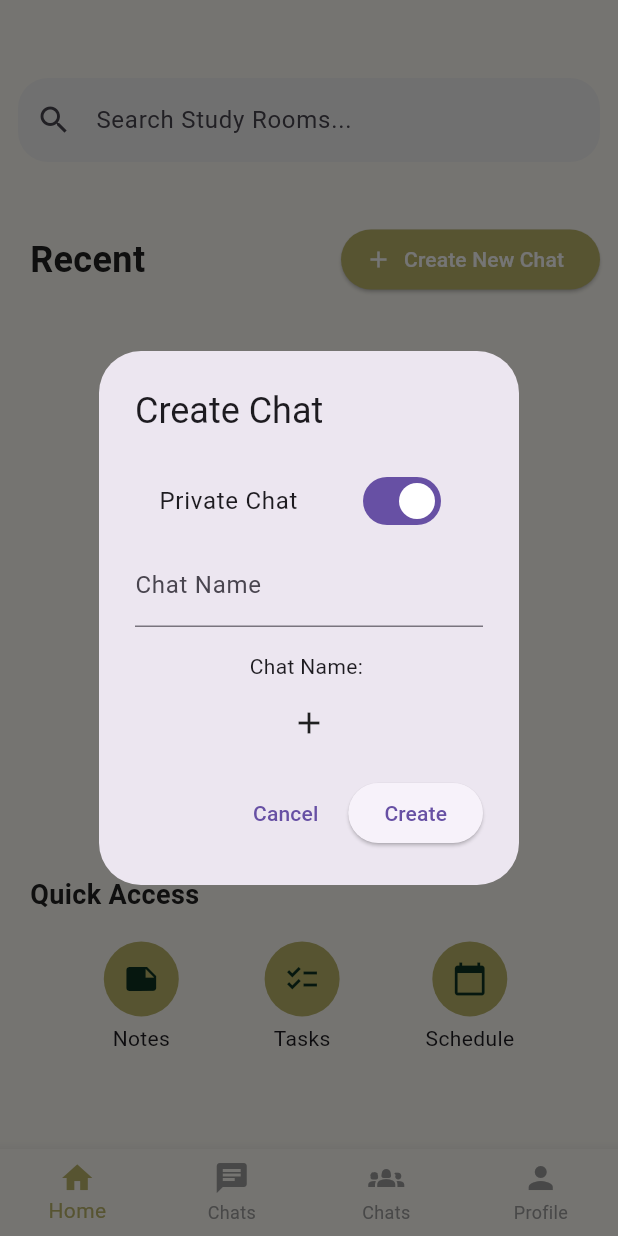
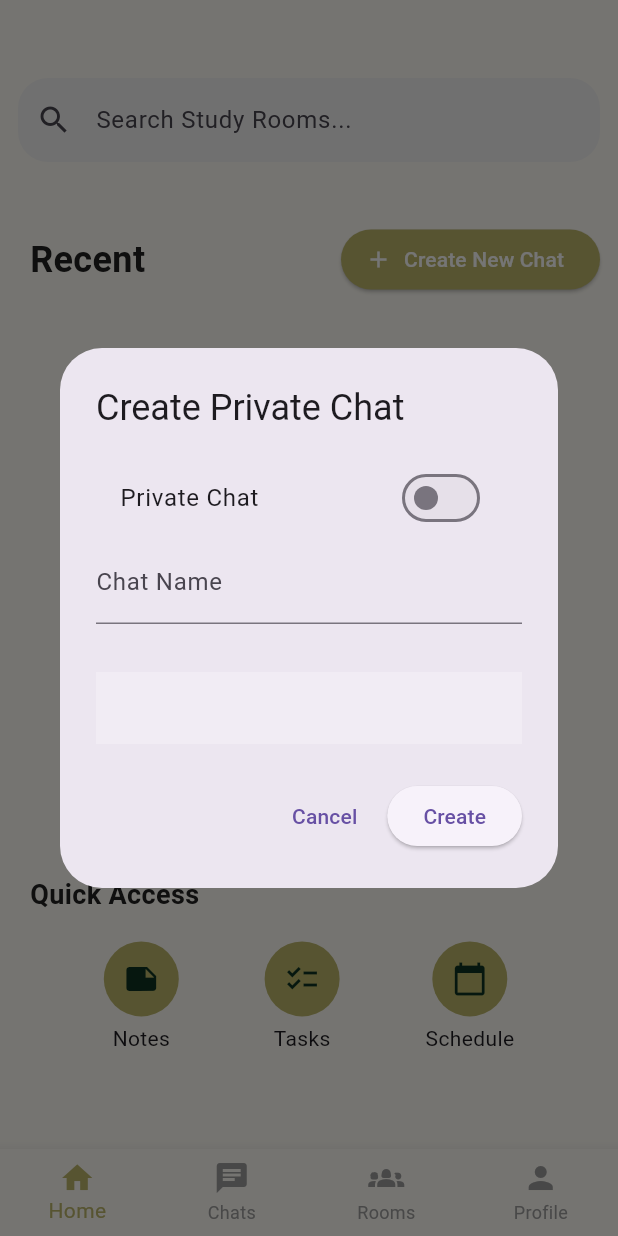
Before and after one commit to Debmore20/cybersage, a Flutter app: the screen it shows after launch, after a tap on "Create New Chat", on a phone screen of 412 x 824 dp. Run offline on Flutter 3.47's test engine with Material 3 defaults, Android fonts, the phone set to English and light mode, and no system bars; drawn by our look-alikes of flutter_animate; our stand-ins replace bloc, flutter_bloc, flutter_secure_storage, image_picker, responsive_framework.

Commit message:
fixed state management

```diff
--- a/lib/BLoC/bloc_auth/auth_bloc.dart
+++ b/lib/BLoC/bloc_auth/auth_bloc.dart
@@ -92,7 +92,7 @@ class AuthBloc extends Bloc<AuthEvent, AuthState> {
 
   Future<void> _onLogout(AuthLogoutEvent event, Emitter<AuthState> emit) async {
     await _secureStorage.delete(key: 'token');
-    emit(AuthUnauthenticated());
+    emit(AuthInitial());
   }
 
   Future<void> _onCheckStatus(
--- a/lib/BLoC/bloc_user_chats/userchats_bloc.dart
+++ b/lib/BLoC/bloc_user_chats/userchats_bloc.dart
@@ -1,4 +1,5 @@
 import 'package:bloc/bloc.dart';
+import 'package:cybersage/BLoC/bloc_user_chats/user_actions_model.dart';
 import 'package:cybersage/Models/chat_model.dart';
 import 'package:cybersage/Services/Chats/fetch_chats.dart';
 import 'package:cybersage/Services/Chats/update_chats.dart';
--- a/lib/Components/Chats/UI/chats_action_btns.dart
+++ b/lib/Components/Chats/UI/chats_action_btns.dart
@@ -1,3 +1,4 @@
+import 'package:cybersage/Components/components_exports.dart';
 import 'package:cybersage/Utils/colors.dart';
 import 'package:flutter/material.dart';
 import 'package:flutter_animate/flutter_animate.dart';
@@ -16,8 +17,11 @@ class ChatsActionBtns extends StatelessWidget {
           padding: const EdgeInsets.only(right: 48),
           child: FloatingActionButton.extended(
             onPressed: () {
-              // Action for starting a new chat
+              showDialog(
+                  context: context,
+                  builder: (context) => const CreateRoomDialog());
             },
+
             label: Text(
               'New Chat',
               style: TextStyle(
--- a/lib/Components/Rooms/UI/create_room_dialog.dart
+++ b/lib/Components/Rooms/UI/create_room_dialog.dart
@@ -13,19 +13,8 @@ class CreateRoomDialog extends StatefulWidget {
 class _CreateRoomDialogState extends State<CreateRoomDialog> {
   final TextEditingController roomNameController = TextEditingController();
 
-  String _text = '';
-
-  @override
-  void initState() {
-    super.initState();
-    // Add a listener to the controller
-    roomNameController.addListener(() {
-      // Update the state when the text changes
-      setState(() {
-        _text = roomNameController.text;
-      });
-    });
-  }
+  bool isPrivate = false;
+  String chatType = 'Private';
 
   @override
   void dispose() {
@@ -37,11 +26,9 @@ class _CreateRoomDialogState extends State<CreateRoomDialog> {
   @override
   Widget build(BuildContext context) {
     final state = context.read<AuthBloc>().state;
-    bool isPrivate = true;
-    String chatType = 'Private';
 
     return AlertDialog(
-      title: Text('Create Chat'),
+      title: Text('Create ${isPrivate ? 'Room' : 'Private'} Chat'),
       content: Column(
         mainAxisSize: MainAxisSize.min,
         children: [
@@ -50,9 +37,8 @@ class _CreateRoomDialogState extends State<CreateRoomDialog> {
               onChanged: (value) {
                 setState(() {
                   isPrivate = value;
-                  print(isPrivate);
-                  chatType = isPrivate ? 'Private' : 'Room';
-                  print(chatType);
+
+                  chatType = isPrivate ? 'Room' : 'Private';
                 });
               },
               title: Text('$chatType Chat')),
@@ -61,14 +47,15 @@ class _CreateRoomDialogState extends State<CreateRoomDialog> {
             decoration: const InputDecoration(labelText: 'Chat Name'),
           ),
           const SizedBox(height: 16.0),
-          Text('Chat Name: $_text'),
           const SizedBox(height: 16.0),
-          InkWell(
-            onTap: () {
-              // Perform the room creation logic here
-            },
-            child: const Icon(Icons.add),
-          )
+          isPrivate
+              ? IconButton.outlined(
+                  onPressed: () {}, icon: const Icon(Icons.add))
+              : Container(
+                  color: Colors.white24,
+                  width: MediaQuery.of(context).size.width * 0.8,
+                  height: 48,
+                ),
         ],
       ),
       actions: [
@@ -80,10 +67,27 @@ class _CreateRoomDialogState extends State<CreateRoomDialog> {
         ),
         ElevatedButton(
           onPressed: () {
-            if (state is AuthAuthenticated) {
-              context.read<UserchatsBloc>().add(
-                  CreateUserchats(_text, state.user.id, state.token, 'room'));
-            }
+            isPrivate
+                ? {
+                    if (state is AuthAuthenticated)
+                      {
+                        context.read<UserchatsBloc>().add(CreateUserchats(
+                            roomNameController.text,
+                            state.user.id,
+                            state.token,
+                            'room'))
+                      }
+                  }
+                : {
+                    if (state is AuthAuthenticated)
+                      {
+                        context.read<UserchatsBloc>().add(CreateUserchats(
+                            roomNameController.text,
+                            state.user.id,
+                            state.token,
+                            'private'))
+                      }
+                  };
 
             Navigator.of(context).pop();
           },
--- a/lib/Components/Shared/chat_list_container.dart
+++ b/lib/Components/Shared/chat_list_container.dart
@@ -35,8 +35,11 @@ class _ChatsListContainerState extends State<ChatsListContainer> {
           );
         }
       },
-      child:
-          BlocBuilder<UserchatsBloc, UserchatsState>(builder: (context, state) {
+      child: BlocBuilder<AuthBloc, AuthState>(
+        builder: (context, state) {
+          if (state is AuthAuthenticated) {
+            return BlocBuilder<UserchatsBloc, UserchatsState>(
+                builder: (context, state) {
               if (state is UserchatsLoading) {
                 return const Center(child: CircularProgressIndicator());
               } else if (state is UserchatsLoaded) {
@@ -49,7 +52,11 @@ class _ChatsListContainerState extends State<ChatsListContainer> {
                     scrollDirection: widget.verticalScrollDirection);
               }
               return Container();
-      }),
+            });
+          }
+          return Container();
+        },
+      ),
     );
   }
 }
--- a/lib/Services/Chats/fetch_chats.dart
+++ b/lib/Services/Chats/fetch_chats.dart
@@ -21,8 +21,6 @@ Future<List<ChatModel>> fetchChats(
       List<dynamic> jsonList = json.decode(response.body);
       List<ChatModel> chats =
           jsonList.map((json) => ChatModel.fromJson(json)).toList();
-
-      chats.removeWhere((chat) => chat.chatType != 'room');
       return chats;
     } else if (chatType == 'room') {
       List<dynamic> jsonList = json.decode(response.body);
@@ -31,7 +29,6 @@ Future<List<ChatModel>> fetchChats(
 
       chats.removeWhere((chat) => chat.chatType != 'room');
       return chats;
-    }
     } else if (chatType == 'private') {
       List<dynamic> jsonList = json.decode(response.body);
       List<ChatModel> chats =
@@ -40,5 +37,6 @@ Future<List<ChatModel>> fetchChats(
       chats.removeWhere((chat) => chat.chatType != 'private');
       return chats;
     }
+  }
   return [];
 }
--- a/lib/Views/home_page.dart
+++ b/lib/Views/home_view.dart
@@ -5,14 +5,14 @@ import 'package:flutter/material.dart';
 import 'package:flutter_animate/flutter_animate.dart';
 import 'package:flutter_bloc/flutter_bloc.dart';
 
-class HomePage extends StatefulWidget {
-  const HomePage({super.key});
+class HomeView extends StatefulWidget {
+  const HomeView({super.key});
 
   @override
-  State<HomePage> createState() => _HomePageState();
+  State<HomeView> createState() => _HomeViewState();
 }
 
-class _HomePageState extends State<HomePage> {
+class _HomeViewState extends State<HomeView> {
   @override
   void initState() {
     super.initState();
@@ -27,8 +27,8 @@ class _HomePageState extends State<HomePage> {
       context
           .read<UserchatsBloc>()
           .add(FetchUserchats(state.user.id, state.token, 'all'));
+      setState(() {});
     }
-    setState(() {});
   }
 
   @override
--- a/lib/Views/views_exports.dart
+++ b/lib/Views/views_exports.dart
@@ -1,4 +1,4 @@
-export 'chats_page.dart';
-export 'home_page.dart';
-export 'profile_page.dart';
-export 'rooms_page.dart';
+export 'chats_view.dart';
+export 'home_view.dart';
+export 'profile_view.dart';
+export 'rooms_view.dart';
--- a/lib/main.dart
+++ b/lib/main.dart
@@ -66,10 +66,10 @@ class _MainScreenState extends State<MainScreen> {
 
   // List of pages
   final List<Widget> _pages = [
-    const HomePage(),
-    const ChatsPage(),
-    const RoomsPage(),
-    const ProfilePage(),
+    const HomeView(),
+    const ChatsView(),
+    const RoomsView(),
+    const ProfileView(),
   ];
 
   void _onItemTapped(int index) {
@@ -104,7 +104,7 @@ class _MainScreenState extends State<MainScreen> {
           ),
           BottomNavigationBarItem(
             icon: Icon(Icons.groups_2_sharp),
-            label: 'Chats',
+            label: 'Rooms',
           ),
           BottomNavigationBarItem(
             icon: Icon(Icons.person),
```
Also changed, not shown: lib/BLoC/bloc_user_chats/user_actions_model.dart (added, +85 -0 lines), lib/Services/Chats/update_chats.dart (+0 -83 lines), lib/Views/chats_page.dart (deleted, +0 -32 lines), lib/Views/chats_view.dart (added, +65 -0 lines), lib/Views/profile_view.dart (renamed from lib/Views/profile_page.dart, +4 -4 lines), lib/Views/rooms_view.dart (renamed from lib/Views/rooms_page.dart, +5 -5 lines). Lines whose indentation alone changed are shown as unchanged.
